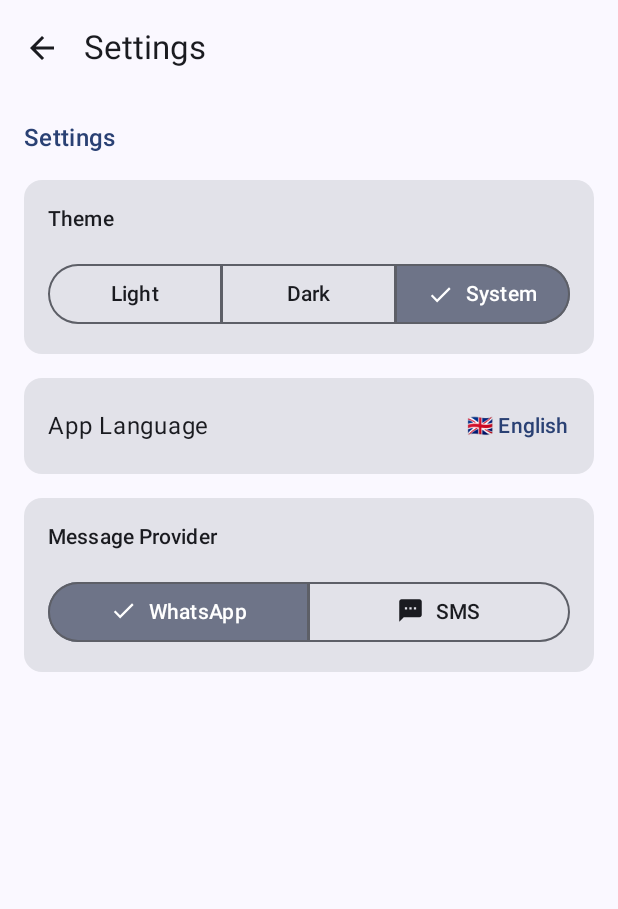
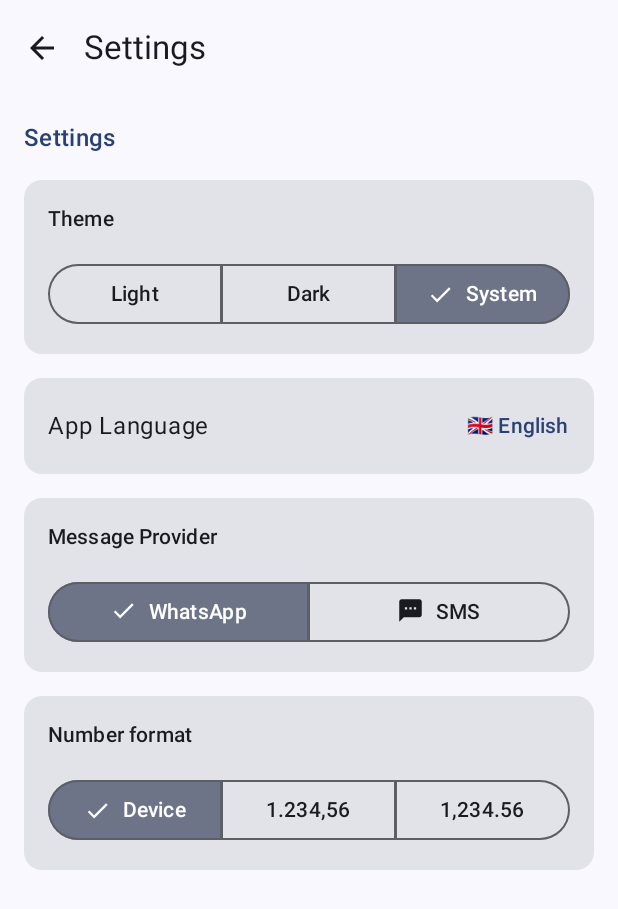
Before and after one commit to JuanManuelRama/Alquileres, an Android app built with Jetpack Compose: the composable SettingsScreen shown on its own in the app's theme, on a phone screen of 412 x 824 dp. Shown: the top 909 px of the screen. Run offline under Robolectric (Android 15) with nearby library versions, the phone set to English and light mode, and no system bars; 5 statements that could not run were skipped.

Commit message:
please end it

```diff
--- a/app/src/main/java/com/example/myapplication/MainActivity.kt
+++ b/app/src/main/java/com/example/myapplication/MainActivity.kt
@@ -31,6 +31,7 @@ import com.example.myapplication.navigation.AppNavigation
 import com.example.myapplication.ui.AppViewModelFactory
 import com.example.myapplication.ui.contract.ContractViewModel
 import com.example.myapplication.ui.theme.MyApplicationTheme
+import com.example.myapplication.ui.util.LocalNumberLocale
 import java.util.Locale
 
 class MainActivity : ComponentActivity() {
@@ -43,6 +44,8 @@ class MainActivity : ComponentActivity() {
             val settingsRepository = application.settingsRepository
             val themeMode by settingsRepository.themeMode.collectAsStateWithLifecycle()
             val language by settingsRepository.language.collectAsStateWithLifecycle()
+            val numberSeparator by settingsRepository.numberSeparator.collectAsStateWithLifecycle()
+            val deviceLocale = LocalConfiguration.current.locales[0]
 
             val factory = remember(application) {
                 AppViewModelFactory(
@@ -57,6 +60,7 @@ class MainActivity : ComponentActivity() {
 
             val contractViewModel: ContractViewModel by viewModels { factory }
 
+            CompositionLocalProvider(LocalNumberLocale provides numberSeparator.locale(deviceLocale)) {
             LocalizedContent(language = language) {
                 MyApplicationTheme(themeMode = themeMode) {
                     Surface(
@@ -70,6 +74,7 @@ class MainActivity : ComponentActivity() {
                         )
                     }
                 }
+            }
             }
         }
     }
--- a/app/src/main/java/com/example/myapplication/data/settings/AppSettings.kt
+++ b/app/src/main/java/com/example/myapplication/data/settings/AppSettings.kt
@@ -5,5 +5,6 @@ import com.example.myapplication.message.MessageSender
 data class AppSettings(
     val themeMode: ThemeMode = ThemeMode.SYSTEM,
     val language: AppLanguage = AppLanguage.ENGLISH,
+    val numberSeparator: NumberSeparator = NumberSeparator.SYSTEM,
     val messageSender: MessageSender = MessageSender.WhatsApp
 )
--- a/app/src/main/java/com/example/myapplication/navigation/AppNavigation.kt
+++ b/app/src/main/java/com/example/myapplication/navigation/AppNavigation.kt
@@ -89,6 +89,7 @@ fun AppNavigation(
                         onThemeModeSelected = settingsViewModel::setThemeMode,
                         onLanguageSelected = settingsViewModel::setLanguage,
                         onMessageSenderSelected = settingsViewModel::setMessageSender,
+                        onNumberSeparatorSelected = settingsViewModel::setNumberSeparator,
                     )
                 }
                 is AddPropiedad -> NavEntry(route) {
--- a/app/src/main/java/com/example/myapplication/ui/contract/bill/BillScreen.kt
+++ b/app/src/main/java/com/example/myapplication/ui/contract/bill/BillScreen.kt
@@ -32,6 +32,7 @@ import androidx.lifecycle.compose.collectAsStateWithLifecycle
 import com.example.myapplication.R
 import com.example.myapplication.message.BillMessageFormatter
 import com.example.myapplication.ui.components.form.DiscardChangesDialog
+import com.example.myapplication.ui.util.LocalNumberLocale
 import com.example.myapplication.ui.util.rememberDateFormatters
 
 @OptIn(ExperimentalMaterial3Api::class)
@@ -44,6 +45,7 @@ fun BillScreen(
 ) {
     val context = LocalContext.current
     val dates = rememberDateFormatters()
+    val numberLocale = LocalNumberLocale.current
     val state by viewModel.uiState.collectAsStateWithLifecycle()
     val messageSender by viewModel.messageSender.collectAsStateWithLifecycle()
     var changedBillIds by rememberSaveable { mutableStateOf(emptyList<Long>()) }
@@ -135,7 +137,7 @@ fun BillScreen(
                             messageSender.sendMessage(
                                 context,
                                 draft.contract.tenant.phone,
-                                BillMessageFormatter.format(draft, dates.locale)
+                                BillMessageFormatter.format(draft, dates.locale, numberLocale)
                             )
                         },
                         onChangesChanged = { hasChanges ->
--- a/app/src/main/java/com/example/myapplication/ui/contract/detail/AdjustmentCard.kt
+++ b/app/src/main/java/com/example/myapplication/ui/contract/detail/AdjustmentCard.kt
@@ -1,5 +1,6 @@
 package com.example.myapplication.ui.contract.detail
 
+import com.example.myapplication.ui.util.LocalNumberLocale
 import com.example.myapplication.ui.util.toInputBigDecimal
 import com.example.myapplication.ui.util.rememberNumberVisualTransformation
 import androidx.compose.foundation.layout.Arrangement
@@ -87,7 +88,7 @@ fun AdjustmentCard(
                     verticalAlignment = Alignment.Top
                 ) {
                     Text(
-                        text = adjustment.amount?.let { "${it.multiply(100.toBigDecimal()).toPercentage()}%" }
+                        text = adjustment.amount?.let { "${it.multiply(100.toBigDecimal()).toPercentage(LocalNumberLocale.current)}%" }
                             ?: stringResource(R.string.label_not_set),
                         style = MaterialTheme.typography.bodyMedium
                     )
@@ -113,7 +114,7 @@ fun AdjustmentCard(
                 }
 
                 Text(
-                    text = contract.valueAtMonth(adjustment.time).toMoneyWithCurrency(),
+                    text = contract.valueAtMonth(adjustment.time).toMoneyWithCurrency(numberLocale = LocalNumberLocale.current),
                     modifier = Modifier.weight(1f),
                     style = MaterialTheme.typography.bodyMedium
                 )
--- a/app/src/main/java/com/example/myapplication/ui/contract/detail/ContractRentCard.kt
+++ b/app/src/main/java/com/example/myapplication/ui/contract/detail/ContractRentCard.kt
@@ -1,5 +1,6 @@
 package com.example.myapplication.ui.contract.detail
 
+import com.example.myapplication.ui.util.LocalNumberLocale
 import androidx.compose.foundation.layout.Column
 import androidx.compose.foundation.layout.padding
 import androidx.compose.material3.Card
@@ -22,11 +23,11 @@ fun ContractRentCard(
         Column(modifier = Modifier.padding(16.dp)) {
             Text(text = stringResource(R.string.label_rent), style = MaterialTheme.typography.labelLarge)
             Text(
-                text = stringResource(R.string.rent_current_format, contract.currentValue().toMoney()),
+                text = stringResource(R.string.rent_current_format, contract.currentValue().toMoney(LocalNumberLocale.current)),
                 style = MaterialTheme.typography.bodyLarge
             )
             Text(
-                text = stringResource(R.string.rent_initial_format, contract.rent.toMoney()),
+                text = stringResource(R.string.rent_initial_format, contract.rent.toMoney(LocalNumberLocale.current)),
                 style = MaterialTheme.typography.bodyMedium
             )
         }
--- a/app/src/main/java/com/example/myapplication/ui/contract/list/ContractListCard.kt
+++ b/app/src/main/java/com/example/myapplication/ui/contract/list/ContractListCard.kt
@@ -1,5 +1,6 @@
 package com.example.myapplication.ui.contract.list
 
+import com.example.myapplication.ui.util.LocalNumberLocale
 import androidx.compose.foundation.BorderStroke
 import androidx.compose.foundation.layout.Arrangement
 import androidx.compose.foundation.layout.Column
@@ -87,7 +88,7 @@ fun ContractListCard(
                 },
                 trailingContent = {
                     Text(
-                        text = stringResource(R.string.base_rent_format, contract.rent.toMoney()),
+                        text = stringResource(R.string.base_rent_format, contract.rent.toMoney(LocalNumberLocale.current)),
                         style = MaterialTheme.typography.labelLarge,
                         color = MaterialTheme.colorScheme.primary
                     )
--- a/app/src/main/java/com/example/myapplication/ui/settings/SettingsScreen.kt
+++ b/app/src/main/java/com/example/myapplication/ui/settings/SettingsScreen.kt
@@ -39,6 +39,7 @@ import androidx.compose.ui.res.stringResource
 import androidx.compose.ui.text.font.FontWeight
 import androidx.compose.ui.unit.dp
 import com.example.myapplication.R
+import com.example.myapplication.data.settings.NumberSeparator
 import com.example.myapplication.data.settings.AppLanguage
 import com.example.myapplication.data.settings.AppSettings
 import com.example.myapplication.data.settings.ThemeMode
@@ -53,6 +54,7 @@ fun SettingsScreen(
     onThemeModeSelected: (ThemeMode) -> Unit,
     onLanguageSelected: (AppLanguage) -> Unit,
     onMessageSenderSelected: (MessageSender) -> Unit,
+    onNumberSeparatorSelected: (NumberSeparator) -> Unit,
 ) {
     var showLanguageDialog by remember { mutableStateOf(value = false) }
 
@@ -198,6 +200,36 @@ fun SettingsScreen(
                 }
             }
 
+            Card(modifier = Modifier.fillMaxWidth()) {
+                Column(
+                    modifier = Modifier.fillMaxWidth().padding(16.dp),
+                    verticalArrangement = Arrangement.spacedBy(16.dp),
+                ) {
+                    Text(
+                        text = stringResource(R.string.label_number_separator),
+                        style = MaterialTheme.typography.titleSmall,
+                    )
+                    SingleChoiceSegmentedButtonRow(modifier = Modifier.fillMaxWidth()) {
+                        NumberSeparator.entries.forEachIndexed { index, separator ->
+                            SegmentedButton(
+                                selected = separator == settings.numberSeparator,
+                                onClick = { onNumberSeparatorSelected(separator) },
+                                shape = SegmentedButtonDefaults.itemShape(
+                                    index = index,
+                                    count = NumberSeparator.entries.size,
+                                ),
+                            ) {
+                                Text(stringResource(when (separator) {
+                                    NumberSeparator.SYSTEM -> R.string.number_separator_system
+                                    NumberSeparator.COMMA -> R.string.number_separator_comma
+                                    NumberSeparator.DOT -> R.string.number_separator_dot
+                                }))
+                            }
+                        }
+                    }
+                }
+            }
+
             if (showLanguageDialog) {
                 AlertDialog(
                     onDismissRequest = { showLanguageDialog = false },
--- a/app/src/main/java/com/example/myapplication/ui/settings/SettingsViewModel.kt
+++ b/app/src/main/java/com/example/myapplication/ui/settings/SettingsViewModel.kt
@@ -2,6 +2,7 @@ package com.example.myapplication.ui.settings
 
 import androidx.lifecycle.ViewModel
 import com.example.myapplication.data.repository.SettingsRepository
+import com.example.myapplication.data.settings.NumberSeparator
 import com.example.myapplication.data.settings.AppLanguage
 import com.example.myapplication.data.settings.AppSettings
 import com.example.myapplication.data.settings.ThemeMode
@@ -14,6 +15,7 @@ class SettingsViewModel(
     val settings: StateFlow<AppSettings> = settingsRepository.settings
     val themeMode: StateFlow<ThemeMode> = settingsRepository.themeMode
     val language: StateFlow<AppLanguage> = settingsRepository.language
+    val numberSeparator: StateFlow<NumberSeparator> = settingsRepository.numberSeparator
     val messageSender: StateFlow<MessageSender> = settingsRepository.messageSender
 
     fun setThemeMode(mode: ThemeMode) {
@@ -24,6 +26,10 @@ class SettingsViewModel(
         settingsRepository.setLanguage(language)
     }
 
+    fun setNumberSeparator(separator: NumberSeparator) {
+        settingsRepository.setNumberSeparator(separator)
+    }
+
     fun setMessageSender(messageSender: MessageSender) {
         settingsRepository.setMessageSender(messageSender)
     }
--- a/app/src/main/res/values/strings.xml
+++ b/app/src/main/res/values/strings.xml
@@ -216,4 +216,8 @@
     <string name="filter_with_active_contracts">With active contracts</string>
     <string name="filter_without_active_contracts">Without active contracts</string>
     <string name="no_matching_properties">No properties match these filters.</string>
+    <string name="label_number_separator">Number format</string>
+    <string name="number_separator_system">Device</string>
+    <string name="number_separator_comma">1.234,56</string>
+    <string name="number_separator_dot">1,234.56</string>
 </resources>
```
Also changed, not shown: app/src/main/java/com/example/myapplication/data/repository/SettingsRepository.kt (+19 -0 lines), app/src/main/java/com/example/myapplication/data/settings/NumberSeparator.kt (added, +15 -0 lines), app/src/main/java/com/example/myapplication/message/BillMessageFormatter.kt (+8 -4 lines), app/src/main/java/com/example/myapplication/ui/contract/bill/CompleteBill.kt (+4 -3 lines), app/src/main/java/com/example/myapplication/ui/util/LocalNumberLocale.kt (added, +10 -0 lines), app/src/main/java/com/example/myapplication/ui/util/NumberFormatters.kt (+6 -4 lines), 2 other files.
